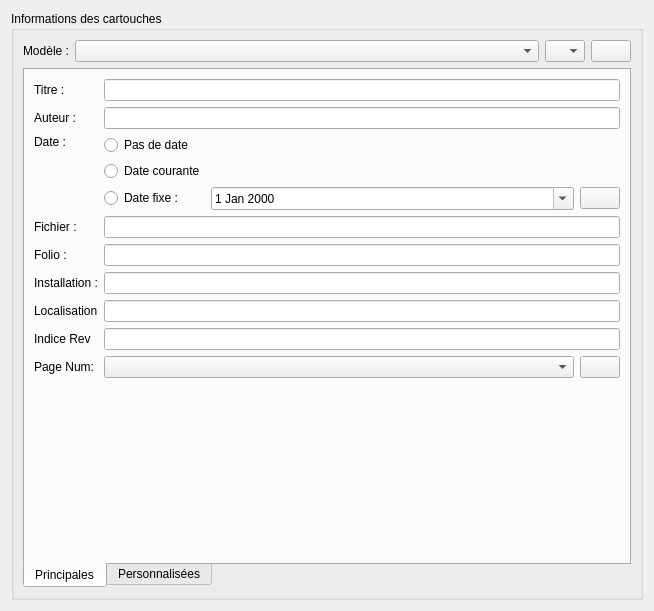
Before: the Qt Designer form sources/ui/titleblockpropertieswidget.ui in qelectrotech/qelectrotech-source-mirror, drawn with Qt 5.
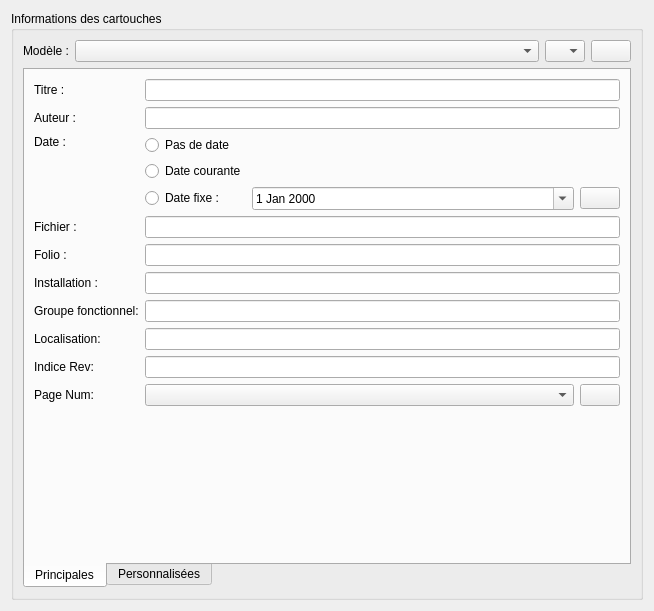
After: the same form once the commit is applied. Icons and pictures are not drawn.

Commit message: Add new fild and titleblock "Function group"

```diff
--- a/sources/ui/titleblockpropertieswidget.ui
+++ b/sources/ui/titleblockpropertieswidget.ui
@@ -220,7 +220,7 @@
             <item row="9" column="1">
              <widget class="QLabel" name="label_12">
               <property name="text">
-               <string>Indice Rev</string>
+               <string>Indice Rev:</string>
               </property>
              </widget>
             </item>
@@ -373,10 +373,20 @@
             <item row="8" column="1">
              <widget class="QLabel" name="label_11">
               <property name="text">
-               <string>Localisation</string>
+               <string>Localisation:</string>
               </property>
              </widget>
             </item>
+            <item row="7" column="1">
+             <widget class="QLabel" name="label">
+              <property name="text">
+               <string>Groupe fonctionnel:</string>
+              </property>
+             </widget>
+            </item>
+            <item row="7" column="3">
+             <widget class="QLineEdit" name="m_group_f"/>
+            </item>
            </layout>
           </item>
           <item>
```
Left out of the diff: 4 changed lines with no effect on the pictures. The commit also changes 25 other files.
